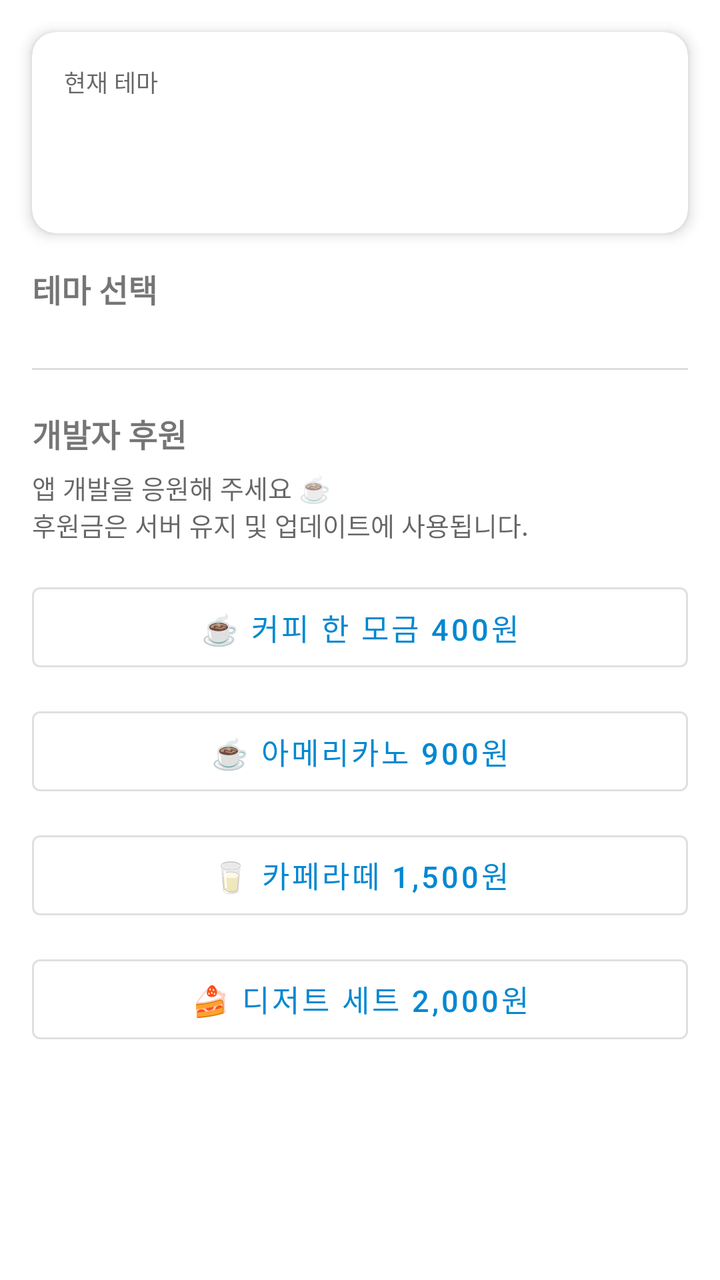
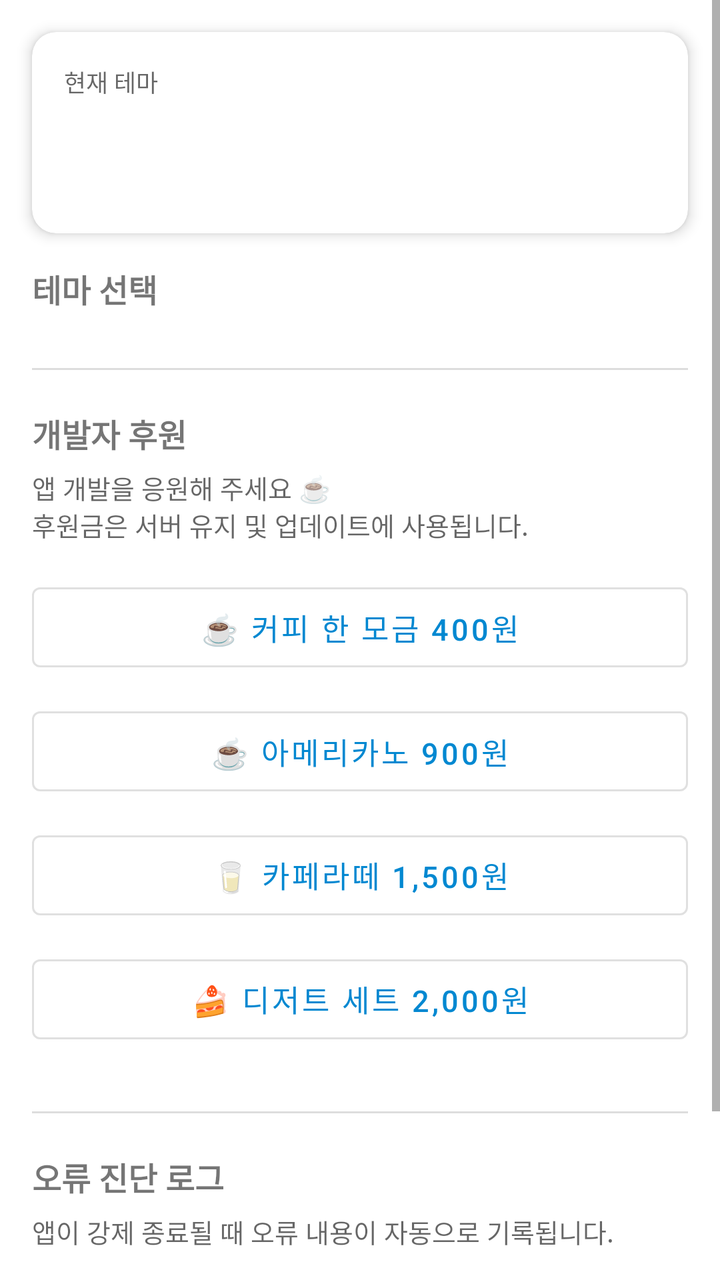

Two renders of the same Android screen: before a commit and after it. Below are the layout's source before the change and the commit's diff.
<!-- AndroidManifest.xml: application theme Theme.KoreTide -->
<!-- res/layout/fragment_theme_settings.xml -->
<?xml version="1.0" encoding="utf-8"?>
<ScrollView
    xmlns:android="http://schemas.android.com/apk/res/android"
    xmlns:app="http://schemas.android.com/apk/res-auto"
    android:layout_width="match_parent"
    android:layout_height="match_parent"
    android:background="?android:attr/windowBackground">

    <LinearLayout
        android:layout_width="match_parent"
        android:layout_height="wrap_content"
        android:orientation="vertical"
        android:paddingBottom="24dp">

        
        <com.google.android.material.card.MaterialCardView
            android:layout_width="match_parent"
            android:layout_height="wrap_content"
            android:layout_margin="16dp"
            app:cardCornerRadius="12dp"
            app:cardElevation="4dp">

            <LinearLayout
                android:layout_width="match_parent"
                android:layout_height="wrap_content"
                android:orientation="vertical"
                android:padding="16dp">

                <TextView
                    android:layout_width="wrap_content"
                    android:layout_height="wrap_content"
                    android:text="현재 테마"
                    android:textSize="12sp"
                    android:textColor="?android:textColorSecondary" />

                <TextView
                    android:id="@+id/tvCurrentTheme"
                    android:layout_width="wrap_content"
                    android:layout_height="wrap_content"
                    android:textSize="22sp"
                    android:textStyle="bold"
                    android:layout_marginTop="2dp" />

                <TextView
                    android:id="@+id/tvCurrentSeason"
                    android:layout_width="wrap_content"
                    android:layout_height="wrap_content"
                    android:textSize="13sp"
                    android:textColor="@color/ocean_blue"
                    android:layout_marginTop="2dp" />
            </LinearLayout>
        </com.google.android.material.card.MaterialCardView>

        
        <TextView
            android:layout_width="wrap_content"
            android:layout_height="wrap_content"
            android:layout_marginHorizontal="16dp"
            android:layout_marginBottom="8dp"
            android:text="@string/settings_theme_title"
            android:textSize="16sp"
            android:textStyle="bold" />

        
        <androidx.recyclerview.widget.RecyclerView
            android:id="@+id/recyclerThemes"
            android:layout_width="match_parent"
            android:layout_height="wrap_content"
            android:layout_marginHorizontal="8dp"
            android:nestedScrollingEnabled="false" />

        
        <View
            android:layout_width="match_parent"
            android:layout_height="1dp"
            android:layout_marginHorizontal="16dp"
            android:layout_marginVertical="20dp"
            android:background="#22000000" />

        
        <TextView
            android:layout_width="wrap_content"
            android:layout_height="wrap_content"
            android:layout_marginHorizontal="16dp"
            android:layout_marginBottom="6dp"
            android:text="@string/settings_support_title"
            android:textSize="16sp"
            android:textStyle="bold" />

        <TextView
            android:layout_width="match_parent"
            android:layout_height="wrap_content"
            android:layout_marginHorizontal="16dp"
            android:layout_marginBottom="16dp"
            android:text="@string/settings_support_desc"
            android:textSize="13sp"
            android:textColor="?android:textColorSecondary" />

        <com.google.android.material.button.MaterialButton
            android:id="@+id/btnSupport400"
            style="@style/Widget.MaterialComponents.Button.OutlinedButton"
            android:layout_width="match_parent"
            android:layout_height="52dp"
            android:layout_marginHorizontal="16dp"
            android:layout_marginBottom="10dp"
            android:text="@string/support_400"
            android:textSize="15sp" />

        <com.google.android.material.button.MaterialButton
            android:id="@+id/btnSupport900"
            style="@style/Widget.MaterialComponents.Button.OutlinedButton"
            android:layout_width="match_parent"
            android:layout_height="52dp"
            android:layout_marginHorizontal="16dp"
            android:layout_marginBottom="10dp"
            android:text="@string/support_900"
            android:textSize="15sp" />

        <com.google.android.material.button.MaterialButton
            android:id="@+id/btnSupport1500"
            style="@style/Widget.MaterialComponents.Button.OutlinedButton"
            android:layout_width="match_parent"
            android:layout_height="52dp"
            android:layout_marginHorizontal="16dp"
            android:layout_marginBottom="10dp"
            android:text="@string/support_1500"
            android:textSize="15sp" />

        <com.google.android.material.button.MaterialButton
            android:id="@+id/btnSupport2000"
            style="@style/Widget.MaterialComponents.Button.OutlinedButton"
            android:layout_width="match_parent"
            android:layout_height="52dp"
            android:layout_marginHorizontal="16dp"
            android:layout_marginBottom="10dp"
            android:text="@string/support_2000"
            android:textSize="15sp" />

    </LinearLayout>
</ScrollView>
<!-- resources referenced by this layout -->
<resources>
  <color name="ocean_blue">#0288D1</color>
  <string name="settings_support_desc">앱 개발을 응원해 주세요 ☕\n후원금은 서버 유지 및 업데이트에 사용됩니다.</string>
  <string name="settings_support_title">개발자 후원</string>
  <string name="settings_theme_title">테마 선택</string>
  <string name="support_1500">🥛 카페라떼  1,500원</string>
  <string name="support_2000">🍰 디저트 세트  2,000원</string>
  <string name="support_400">☕ 커피 한 모금  400원</string>
  <string name="support_900">☕ 아메리카노  900원</string>
  <style name="Theme.KoreTide" parent="Theme.MaterialComponents.DayNight.DarkActionBar">
          <item name="colorPrimary">@color/ocean_blue</item>
          <item name="colorPrimaryVariant">@color/ocean_dark</item>
          <item name="colorOnPrimary">@android:color/white</item>
          <item name="colorSecondary">@color/teal</item>
          <item name="colorOnSecondary">@android:color/white</item>
          <item name="android:statusBarColor">?attr/colorPrimaryVariant</item>
          <item name="windowActionBar">false</item>
          <item name="windowNoTitle">true</item>
      </style>
  <color name="ocean_dark">#01579B</color>
  <color name="teal">#00ACC1</color>
</resources>

<!-- the commit's change to res/layout/fragment_theme_settings.xml (unified diff, before → after) -->
@@ -136,5 +136,60 @@
             android:text="@string/support_2000"
             android:textSize="15sp" />
 
+        
+        <View
+            android:layout_width="match_parent"
+            android:layout_height="1dp"
+            android:layout_marginHorizontal="16dp"
+            android:layout_marginVertical="20dp"
+            android:background="#22000000" />
+
+        
+        <TextView
+            android:layout_width="wrap_content"
+            android:layout_height="wrap_content"
+            android:layout_marginHorizontal="16dp"
+            android:layout_marginBottom="6dp"
+            android:text="오류 진단 로그"
+            android:textSize="16sp"
+            android:textStyle="bold" />
+
+        <TextView
+            android:layout_width="match_parent"
+            android:layout_height="wrap_content"
+            android:layout_marginHorizontal="16dp"
+            android:layout_marginBottom="12dp"
+            android:text="앱이 강제 종료될 때 오류 내용이 자동으로 기록됩니다."
+            android:textSize="13sp"
+            android:textColor="?android:textColorSecondary" />
+
+        <LinearLayout
+            android:layout_width="match_parent"
+            android:layout_height="wrap_content"
+            android:orientation="horizontal"
+            android:layout_marginHorizontal="16dp"
+            android:layout_marginBottom="24dp">
+
+            <com.google.android.material.button.MaterialButton
+                android:id="@+id/btnViewCrashLog"
+                style="@style/Widget.MaterialComponents.Button.OutlinedButton"
+                android:layout_width="0dp"
+                android:layout_height="52dp"
+                android:layout_weight="1"
+                android:layout_marginEnd="8dp"
+                android:text="로그 보기"
+                android:textSize="14sp" />
+
+            <com.google.android.material.button.MaterialButton
+                android:id="@+id/btnClearCrashLog"
+                style="@style/Widget.MaterialComponents.Button.TextButton"
+                android:layout_width="wrap_content"
+                android:layout_height="52dp"
+                android:text="삭제"
+                android:textSize="14sp"
+                android:textColor="@android:color/holo_red_dark" />
+
+        </LinearLayout>
+
     </LinearLayout>
 </ScrollView>
